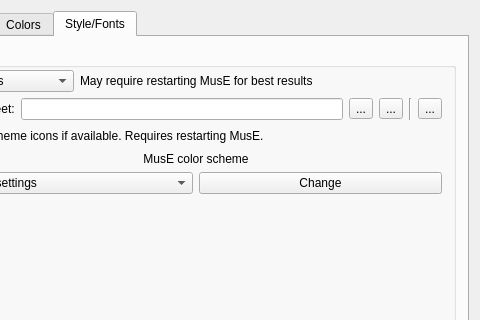
Old version of the form muse3/muse/components/appearancebase.ui in the repository emrum/muse; both pictures show x 88 to 568 and y 0 to 320 of the 568 by 707 pixel window.
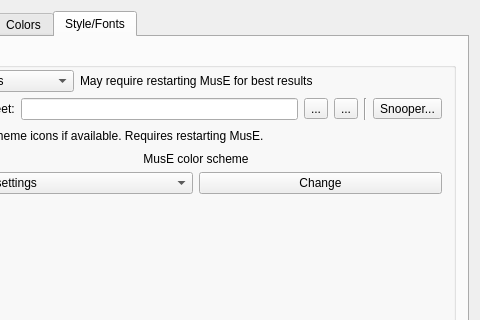
New version of the form. The open tabs and pages were chosen to show the change. Custom widgets are drawn as their Qt base class.

Commit message: Slight mod to button

What changed in the file:
```diff
--- a/muse3/muse/components/appearancebase.ui
+++ b/muse3/muse/components/appearancebase.ui
@@ -1287,7 +1287,7 @@
                <string>Start the Snooper</string>
               </property>
               <property name="text">
-               <string>...</string>
+               <string>Snooper...</string>
               </property>
              </widget>
             </item>
```
